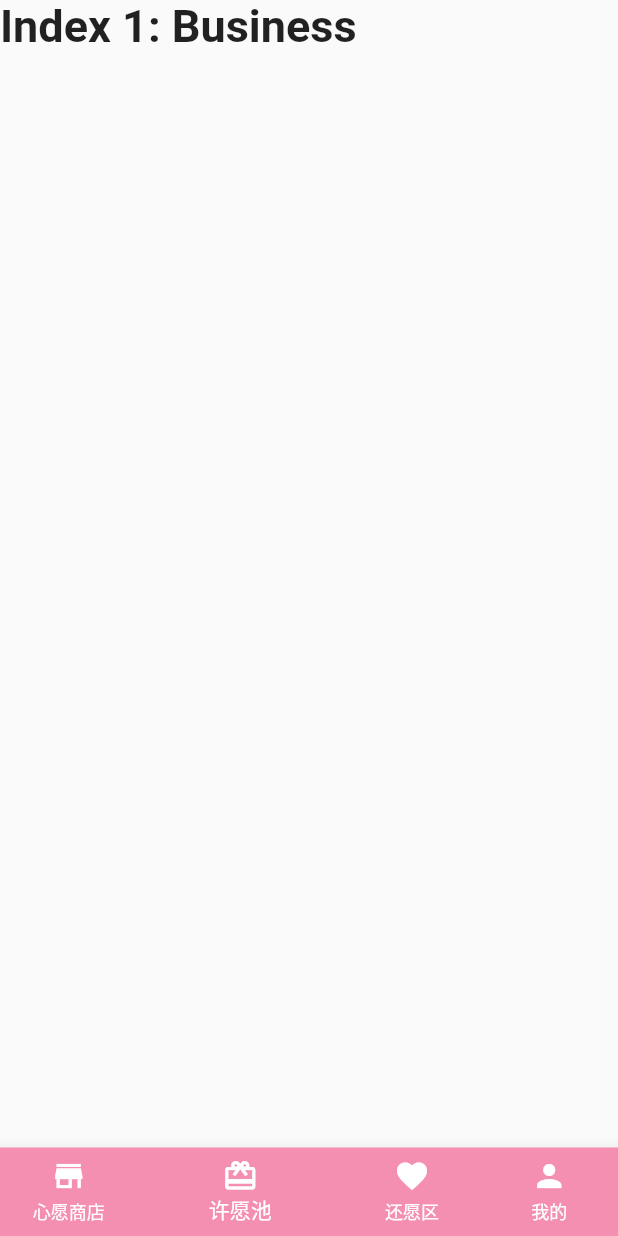
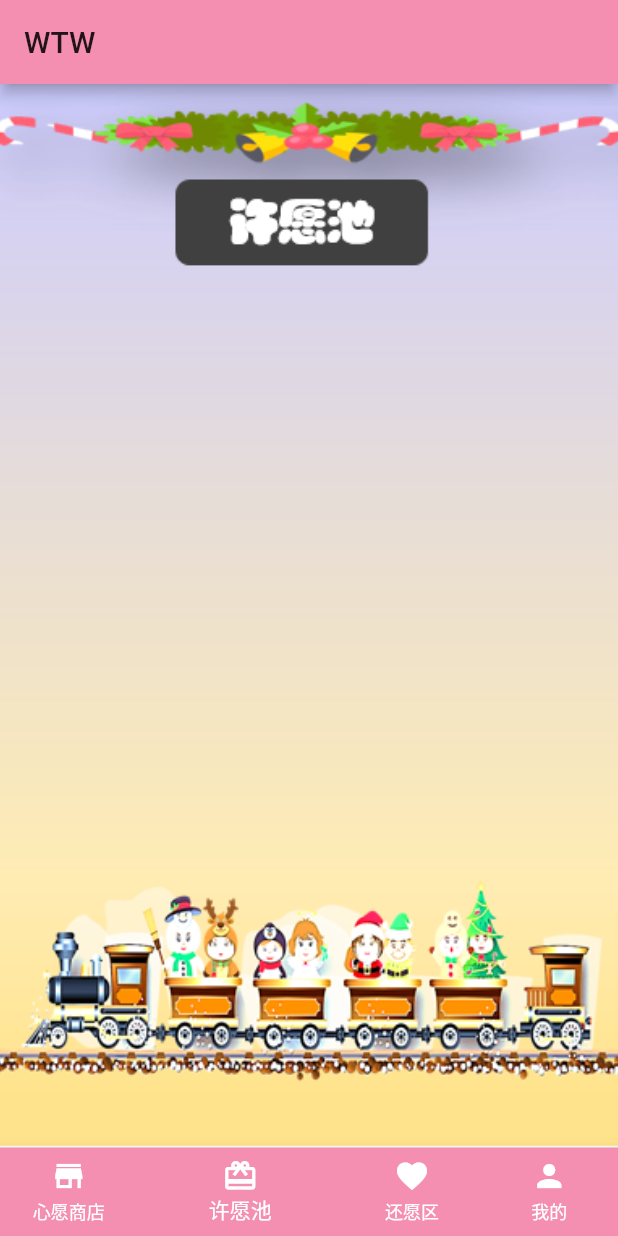
Before and after one commit to tanyanbo/xingyuan, a Flutter app: the screen it shows once a user with an empty profile is signed in, item 2 of the bottom bar chosen, on a phone screen of 412 x 824 dp. Run offline on Flutter 3.47's test engine with Material 2 defaults, Android fonts, the light colour scheme and no system bars; our stand-ins replace cloud_firestore, firebase_auth, firebase_core; accounts and stored records are empty.

Commit message:
add all bottom tab screens

```diff
--- a/lib/main.dart
+++ b/lib/main.dart
@@ -28,14 +28,11 @@ class MyApp extends StatelessWidget {
           return StreamBuilder<User?>(
             stream: auth.authStateChanges(),
             builder: (context, snapshot) {
-              print("STREAM BUILDER FUNCTION RAN");
               if (snapshot.connectionState == ConnectionState.active) {
                 final User? user = snapshot.data;
                 if (user == null) {
-                  print("RETURN AUTHENTICATION PAGE");
                   return AuthenticationPage();
                 }
-                print("RETURN HOME PAGE");
                 return HomePage();
               }
               return CircularProgressIndicator();
--- a/lib/screens/HomePage.dart
+++ b/lib/screens/HomePage.dart
@@ -1,6 +1,8 @@
 import 'package:flutter/material.dart';
 import 'package:xingyuan/screens/tabNavigation/profile/ProfileMain.dart';
+import 'package:xingyuan/screens/tabNavigation/return/ReturnMain.dart';
 import 'package:xingyuan/screens/tabNavigation/wish/WishMain.dart';
+import 'package:xingyuan/screens/tabNavigation/wishingwell/WishingWellMain.dart';
 
 class HomePage extends StatefulWidget {
   HomePage({Key? key}) : super(key: key);
@@ -11,21 +13,12 @@ class HomePage extends StatefulWidget {
 
 class _HomePageState extends State<HomePage> {
   int _selectedIndex = 0;
-
-  static const TextStyle optionStyle =
-      TextStyle(fontSize: 30, fontWeight: FontWeight.bold);
   static List<Widget> _widgetOptions = <Widget>[
     WishMain(
       title: '愿望专区',
     ),
-    Text(
-      'Index 1: Business',
-      style: optionStyle,
-    ),
-    Text(
-      'Index 2: School',
-      style: optionStyle,
-    ),
+    WishingWellMain(),
+    ReturnMain(),
     ProfileMain(),
   ];
 
--- a/lib/screens/tabNavigation/wish/WishMain.dart
+++ b/lib/screens/tabNavigation/wish/WishMain.dart
@@ -1,4 +1,3 @@
-import 'package:firebase_auth/firebase_auth.dart';
 import 'package:flutter/cupertino.dart';
 import 'package:flutter/material.dart';
 import 'package:cloud_firestore/cloud_firestore.dart';
--- /dev/null
+++ b/lib/screens/tabNavigation/wishingwell/WishingWellMain.dart
@@ -0,0 +1,24 @@
+import 'package:flutter/material.dart';
+
+class WishingWellMain extends StatelessWidget {
+  const WishingWellMain({Key? key}) : super(key: key);
+
+  @override
+  Widget build(BuildContext context) {
+    return Scaffold(
+      appBar: AppBar(
+        title: Text('WTW'),
+      ),
+      body: Container(
+        decoration: BoxDecoration(
+          image: DecorationImage(
+            image: AssetImage(
+              'assets/images/wishingwellmain.png',
+            ),
+            fit: BoxFit.cover,
+          ),
+        ),
+      ),
+    );
+  }
+}
```
Also changed, not shown: lib/screens/PersonalInfo.dart (added, +19 -0 lines), lib/screens/tabNavigation/return/ReturnMain.dart (added, +24 -0 lines).
